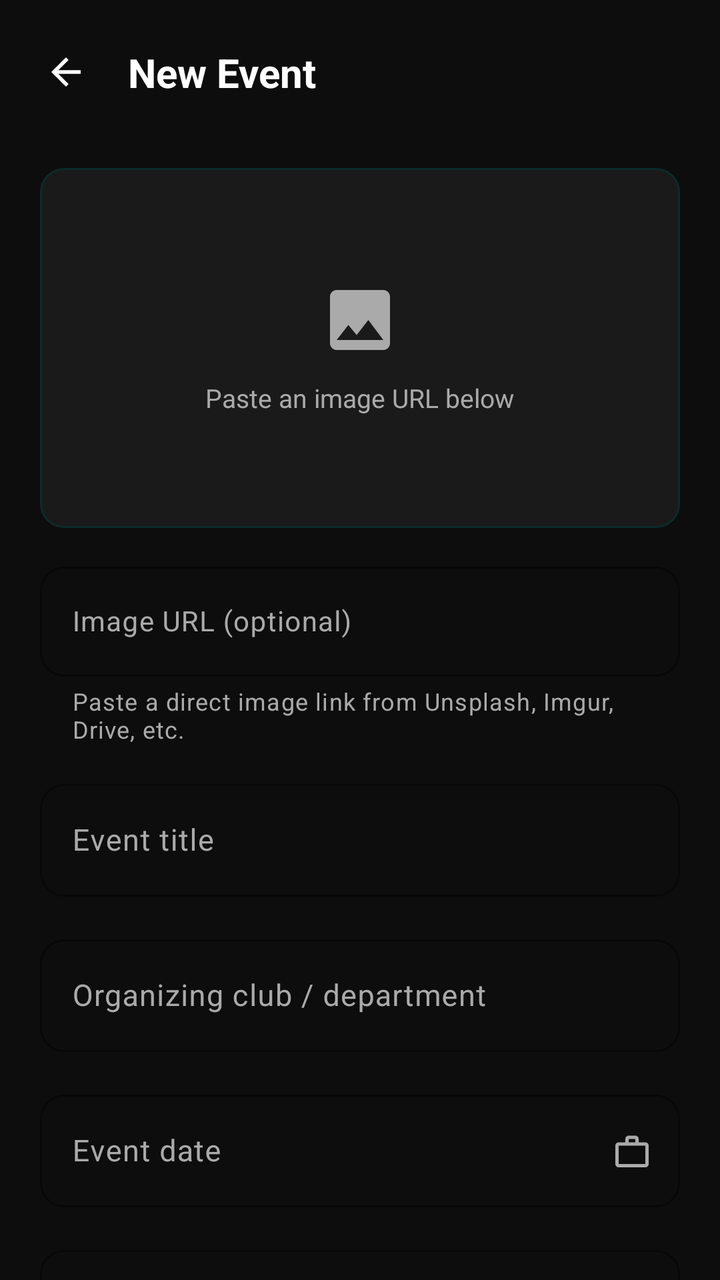
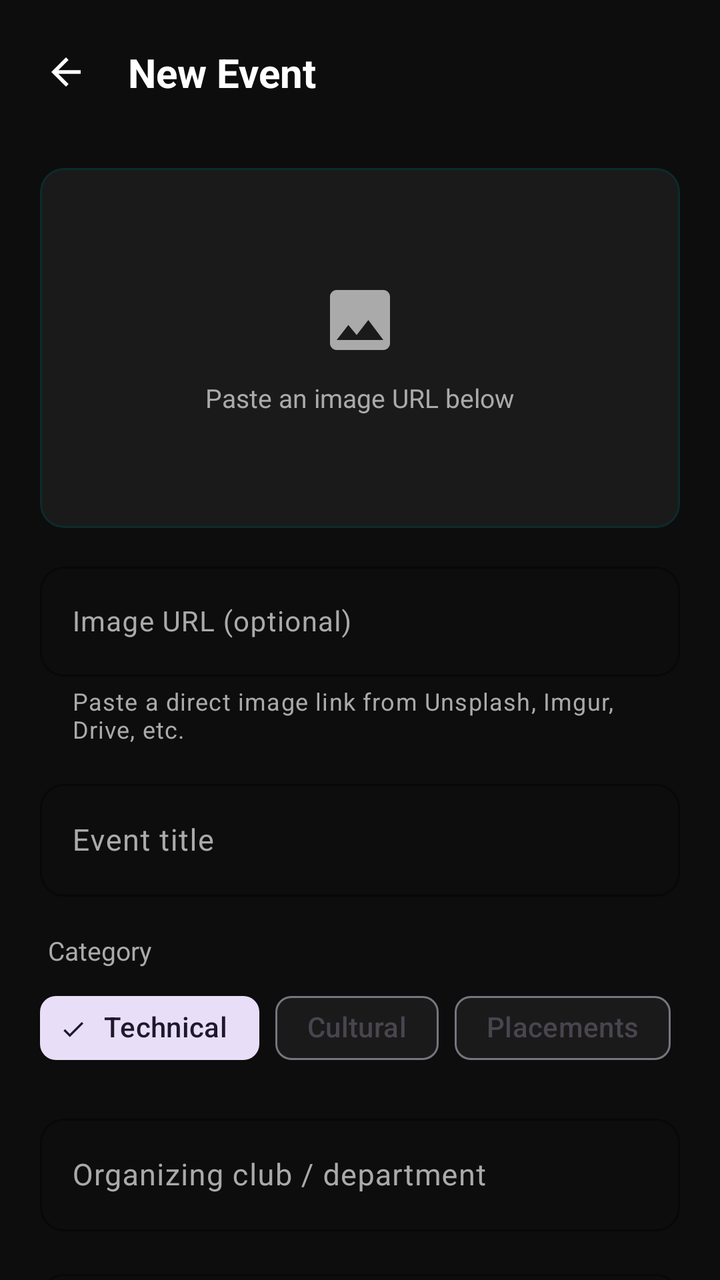

Before-and-after screenshots of an Android layout around one commit, followed by the original layout XML and the change that was made.
<!-- AndroidManifest.xml: application theme Theme.CCCampusConnect -->
<!-- res/layout/activity_add_event.xml -->
<?xml version="1.0" encoding="utf-8"?>
<androidx.core.widget.NestedScrollView
    xmlns:android="http://schemas.android.com/apk/res/android"
    xmlns:app="http://schemas.android.com/apk/res-auto"
    android:layout_width="match_parent"
    android:layout_height="match_parent"
    android:background="@color/bg_dark"
    android:fillViewport="true"
    android:scrollbars="none">

    <androidx.constraintlayout.widget.ConstraintLayout
        android:layout_width="match_parent"
        android:layout_height="wrap_content">

        
        <androidx.constraintlayout.widget.ConstraintLayout
            android:id="@+id/topBar"
            android:layout_width="match_parent"
            android:layout_height="wrap_content"
            android:paddingStart="8dp"
            android:paddingEnd="20dp"
            android:paddingTop="12dp"
            android:paddingBottom="12dp"
            app:layout_constraintTop_toTopOf="parent">

            <com.google.android.material.button.MaterialButton
                android:id="@+id/btnBack"
                style="@style/Widget.Material3.Button.IconButton"
                android:layout_width="48dp"
                android:layout_height="48dp"
                android:insetTop="0dp"
                android:insetBottom="0dp"
                app:icon="@drawable/ic_arrow_back"
                app:iconSize="22dp"
                app:iconTint="@color/text_primary"
                app:rippleColor="#33FFFFFF"
                app:layout_constraintStart_toStartOf="parent"
                app:layout_constraintTop_toTopOf="parent"
                app:layout_constraintBottom_toBottomOf="parent" />

            <TextView
                android:id="@+id/tvTitle"
                android:layout_width="wrap_content"
                android:layout_height="wrap_content"
                android:layout_marginStart="8dp"
                android:text="New Event"
                android:textColor="@color/text_primary"
                android:textSize="20sp"
                android:textStyle="bold"
                app:layout_constraintStart_toEndOf="@id/btnBack"
                app:layout_constraintTop_toTopOf="parent"
                app:layout_constraintBottom_toBottomOf="parent" />
        </androidx.constraintlayout.widget.ConstraintLayout>

        
        <com.google.android.material.card.MaterialCardView
            android:id="@+id/cardImagePreview"
            android:layout_width="match_parent"
            android:layout_height="180dp"
            android:layout_marginStart="20dp"
            android:layout_marginEnd="20dp"
            android:layout_marginTop="12dp"
            app:cardBackgroundColor="@color/bg_card"
            app:cardCornerRadius="12dp"
            app:cardElevation="0dp"
            app:strokeColor="@color/bg_card_news"
            app:strokeWidth="1dp"
            app:layout_constraintTop_toBottomOf="@id/topBar">

            <FrameLayout
                android:layout_width="match_parent"
                android:layout_height="match_parent">

                <ImageView
                    android:id="@+id/ivCover"
                    android:layout_width="match_parent"
                    android:layout_height="match_parent"
                    android:contentDescription="Cover image preview"
                    android:scaleType="centerCrop"
                    android:visibility="gone" />

                <LinearLayout
                    android:id="@+id/placeholderLayout"
                    android:layout_width="match_parent"
                    android:layout_height="match_parent"
                    android:gravity="center"
                    android:orientation="vertical">

                    <ImageView
                        android:layout_width="40dp"
                        android:layout_height="40dp"
                        android:contentDescription="No image"
                        android:src="@drawable/ic_image_placeholder"
                        app:tint="@color/text_secondary" />

                    <TextView
                        android:layout_width="wrap_content"
                        android:layout_height="wrap_content"
                        android:layout_marginTop="10dp"
                        android:text="Paste an image URL below"
                        android:textColor="@color/text_secondary"
                        android:textSize="13sp" />
                </LinearLayout>
            </FrameLayout>
        </com.google.android.material.card.MaterialCardView>

        
        <com.google.android.material.textfield.TextInputLayout
            android:id="@+id/tilImageUrl"
            style="@style/Widget.Material3.TextInputLayout.OutlinedBox"
            android:layout_width="match_parent"
            android:layout_height="wrap_content"
            android:layout_marginStart="20dp"
            android:layout_marginEnd="20dp"
            android:layout_marginTop="14dp"
            android:hint="Image URL (optional)"
            android:textColorHint="@color/text_secondary"
            app:boxCornerRadiusBottomEnd="12dp"
            app:boxCornerRadiusBottomStart="12dp"
            app:boxCornerRadiusTopEnd="12dp"
            app:boxCornerRadiusTopStart="12dp"
            app:boxStrokeColor="@color/accent_teal"
            app:boxStrokeWidth="1dp"
            app:boxStrokeWidthFocused="2dp"
            app:helperText="Paste a direct image link from Unsplash, Imgur, Drive, etc."
            app:helperTextTextColor="@color/text_secondary"
            app:hintTextColor="@color/accent_teal"
            app:layout_constraintTop_toBottomOf="@id/cardImagePreview">

            <com.google.android.material.textfield.TextInputEditText
                android:id="@+id/etImageUrl"
                android:layout_width="match_parent"
                android:layout_height="wrap_content"
                android:inputType="textUri"
                android:paddingTop="18dp"
                android:paddingBottom="18dp"
                android:textColor="@color/text_primary"
                android:textSize="14sp" />
        </com.google.android.material.textfield.TextInputLayout>

        
        <com.google.android.material.textfield.TextInputLayout
            android:id="@+id/tilTitle"
            style="@style/Widget.Material3.TextInputLayout.OutlinedBox"
            android:layout_width="match_parent"
            android:layout_height="wrap_content"
            android:layout_marginStart="20dp"
            android:layout_marginEnd="20dp"
            android:layout_marginTop="14dp"
            android:hint="Event title"
            android:textColorHint="@color/text_secondary"
            app:boxCornerRadiusBottomEnd="12dp"
            app:boxCornerRadiusBottomStart="12dp"
            app:boxCornerRadiusTopEnd="12dp"
            app:boxCornerRadiusTopStart="12dp"
            app:boxStrokeColor="@color/accent_teal"
            app:boxStrokeWidth="1dp"
            app:boxStrokeWidthFocused="2dp"
            app:hintTextColor="@color/accent_teal"
            app:layout_constraintTop_toBottomOf="@id/tilImageUrl">

            <com.google.android.material.textfield.TextInputEditText
                android:id="@+id/etTitle"
                android:layout_width="match_parent"
                android:layout_height="wrap_content"
                android:inputType="textCapWords"
                android:paddingTop="18dp"
                android:paddingBottom="18dp"
                android:textColor="@color/text_primary"
                android:textSize="15sp" />
        </com.google.android.material.textfield.TextInputLayout>

        
        <com.google.android.material.textfield.TextInputLayout
            android:id="@+id/tilOrganizer"
            style="@style/Widget.Material3.TextInputLayout.OutlinedBox"
            android:layout_width="match_parent"
            android:layout_height="wrap_content"
            android:layout_marginStart="20dp"
            android:layout_marginEnd="20dp"
            android:layout_marginTop="16dp"
            android:hint="Organizing club / department"
            android:textColorHint="@color/text_secondary"
            app:boxCornerRadiusBottomEnd="12dp"
            app:boxCornerRadiusBottomStart="12dp"
            app:boxCornerRadiusTopEnd="12dp"
            app:boxCornerRadiusTopStart="12dp"
            app:boxStrokeColor="@color/accent_teal"
            app:boxStrokeWidth="1dp"
            app:boxStrokeWidthFocused="2dp"
            app:hintTextColor="@color/accent_teal"
            app:layout_constraintTop_toBottomOf="@id/tilTitle">

            <com.google.android.material.textfield.TextInputEditText
                android:id="@+id/etOrganizer"
                android:layout_width="match_parent"
                android:layout_height="wrap_content"
                android:inputType="textCapWords"
                android:paddingTop="18dp"
                android:paddingBottom="18dp"
                android:textColor="@color/text_primary"
                android:textSize="15sp" />
        </com.google.android.material.textfield.TextInputLayout>

        
        <com.google.android.material.textfield.TextInputLayout
            android:id="@+id/tilDate"
            style="@style/Widget.Material3.TextInputLayout.OutlinedBox"
            android:layout_width="match_parent"
            android:layout_height="wrap_content"
            android:layout_marginStart="20dp"
            android:layout_marginEnd="20dp"
            android:layout_marginTop="16dp"
            android:hint="Event date"
            android:textColorHint="@color/text_secondary"
            app:boxCornerRadiusBottomEnd="12dp"
            app:boxCornerRadiusBottomStart="12dp"
            app:boxCornerRadiusTopEnd="12dp"
            app:boxCornerRadiusTopStart="12dp"
            app:boxStrokeColor="@color/accent_teal"
            app:boxStrokeWidth="1dp"
            app:boxStrokeWidthFocused="2dp"
            app:endIconDrawable="@drawable/ic_calendar"
            app:endIconMode="custom"
            app:endIconTint="@color/text_secondary"
            app:hintTextColor="@color/accent_teal"
            app:layout_constraintTop_toBottomOf="@id/tilOrganizer">

            <com.google.android.material.textfield.TextInputEditText
                android:id="@+id/etDate"
                android:layout_width="match_parent"
                android:layout_height="wrap_content"
                android:clickable="true"
                android:cursorVisible="false"
                android:focusable="false"
                android:longClickable="false"
                android:paddingTop="18dp"
                android:paddingBottom="18dp"
                android:textColor="@color/text_primary"
                android:textSize="15sp" />
        </com.google.android.material.textfield.TextInputLayout>

        
        <com.google.android.material.textfield.TextInputLayout
            android:id="@+id/tilLocation"
            style="@style/Widget.Material3.TextInputLayout.OutlinedBox"
            android:layout_width="match_parent"
            android:layout_height="wrap_content"
            android:layout_marginStart="20dp"
            android:layout_marginEnd="20dp"
            android:layout_marginTop="16dp"
            android:hint="Location / venue"
            android:textColorHint="@color/text_secondary"
            app:boxCornerRadiusBottomEnd="12dp"
            app:boxCornerRadiusBottomStart="12dp"
            app:boxCornerRadiusTopEnd="12dp"
            app:boxCornerRadiusTopStart="12dp"
            app:boxStrokeColor="@color/accent_teal"
            app:boxStrokeWidth="1dp"
            app:boxStrokeWidthFocused="2dp"
            app:hintTextColor="@color/accent_teal"
            app:startIconDrawable="@drawable/ic_location_pin"
            app:startIconTint="@color/text_secondary"
            app:layout_constraintTop_toBottomOf="@id/tilDate">

            <com.google.android.material.textfield.TextInputEditText
                android:id="@+id/etLocation"
                android:layout_width="match_parent"
                android:layout_height="wrap_content"
                android:inputType="textCapWords"
                android:paddingTop="18dp"
                android:paddingBottom="18dp"
                android:textColor="@color/text_primary"
                android:textSize="15sp" />
        </com.google.android.material.textfield.TextInputLayout>

        
        <com.google.android.material.textfield.TextInputLayout
            android:id="@+id/tilPrice"
            style="@style/Widget.Material3.TextInputLayout.OutlinedBox"
            android:layout_width="match_parent"
            android:layout_height="wrap_content"
            android:layout_marginStart="20dp"
            android:layout_marginEnd="20dp"
            android:layout_marginTop="16dp"
            android:hint="Price (leave blank for free)"
            android:textColorHint="@color/text_secondary"
            app:boxCornerRadiusBottomEnd="12dp"
            app:boxCornerRadiusBottomStart="12dp"
            app:boxCornerRadiusTopEnd="12dp"
            app:boxCornerRadiusTopStart="12dp"
            app:boxStrokeColor="@color/accent_teal"
            app:boxStrokeWidth="1dp"
            app:boxStrokeWidthFocused="2dp"
            app:helperText="e.g. ₹500 or Rs.150"
            app:helperTextTextColor="@color/text_secondary"
            app:hintTextColor="@color/accent_teal"
            app:layout_constraintTop_toBottomOf="@id/tilLocation">

            <com.google.android.material.textfield.TextInputEditText
                android:id="@+id/etPrice"
                android:layout_width="match_parent"
                android:layout_height="wrap_content"
                android:paddingTop="18dp"
                android:paddingBottom="18dp"
                android:textColor="@color/text_primary"
                android:textSize="15sp" />
        </com.google.android.material.textfield.TextInputLayout>
        <com.google.android.material.textfield.TextInputLayout
            android:id="@+id/tilInstagram"
            style="@style/Widget.Material3.TextInputLayout.OutlinedBox"
            android:layout_width="match_parent"
            android:layout_height="wrap_content"
            android:layout_marginStart="20dp"
            android:layout_marginEnd="20dp"
            android:layout_marginTop="16dp"
            android:hint="Instagram URL (optional)"
            android:textColorHint="@color/text_secondary"
            app:boxCornerRadiusBottomEnd="12dp"
            app:boxCornerRadiusBottomStart="12dp"
            app:boxCornerRadiusTopEnd="12dp"
            app:boxCornerRadiusTopStart="12dp"
            app:boxStrokeColor="@color/accent_teal"
            app:boxStrokeWidth="1dp"
            app:boxStrokeWidthFocused="2dp"
            app:helperText="e.g. https://instagram.com/yourclub"
            app:helperTextTextColor="@color/text_secondary"
            app:hintTextColor="@color/accent_teal"
            app:startIconDrawable="@drawable/ic_instagram"
            app:startIconTint="@color/text_secondary"
            app:layout_constraintTop_toBottomOf="@id/tilPrice">

            <com.google.android.material.textfield.TextInputEditText
                android:id="@+id/etInstagram"
                android:layout_width="match_parent"
                android:layout_height="wrap_content"
                android:inputType="textUri"
                android:paddingTop="18dp"
                android:paddingBottom="18dp"
                android:textColor="@color/text_primary"
                android:textSize="14sp" />
        </com.google.android.material.textfield.TextInputLayout>
        
        <com.google.android.material.button.MaterialButton
            android:id="@+id/btnSubmit"
            android:layout_width="0dp"
            android:layout_height="56dp"
            android:layout_marginStart="20dp"
            android:layout_marginEnd="20dp"
            android:layout_marginTop="28dp"
            android:layout_marginBottom="32dp"
            android:letterSpacing="0.1"
            android:text="CREATE EVENT"
            android:textColor="@color/bg_dark"
            android:textSize="14sp"
            android:textStyle="bold"
            app:backgroundTint="@color/accent_teal"
            app:cornerRadius="8dp"
            app:elevation="3dp"
            app:rippleColor="#33000000"
            app:layout_constraintTop_toBottomOf="@id/tilInstagram"

            app:layout_constraintStart_toStartOf="parent"
            app:layout_constraintEnd_toEndOf="parent"
            app:layout_constraintBottom_toBottomOf="parent" />

    </androidx.constraintlayout.widget.ConstraintLayout>
</androidx.core.widget.NestedScrollView>
<!-- resources referenced by this layout -->
<resources>
  <color name="accent_teal">#2DD4BF</color>
  <color name="bg_card">#1A1A1A</color>
  <color name="bg_card_news">#0D2B2B</color>
  <color name="bg_dark">#0D0D0D</color>
  <color name="text_primary">#FFFFFF</color>
  <color name="text_secondary">#AAAAAA</color>
  <!-- drawable ic_arrow_back (drawable) -->
  <vector xmlns:android="http://schemas.android.com/apk/res/android"
      android:width="24dp"
      android:height="24dp"
      android:viewportWidth="24"
      android:viewportHeight="24">
      <path
          android:fillColor="#FFFFFF"
          android:pathData="M20,11H7.83l5.59,-5.59L12,4l-8,8 8,8 1.41,-1.41L7.83,13H20v-2z" />
  </vector>
  <!-- drawable ic_calendar (drawable) -->
  <vector xmlns:android="http://schemas.android.com/apk/res/android"
      android:width="20dp"
      android:height="20dp"
      android:viewportWidth="24"
      android:viewportHeight="24">
      <path
          android:fillColor="#FFFFFF"
          android:pathData="M20,7h-4V5c0,-1.1 -0.9,-2 -2,-2h-4C8.9,3 8,3.9 8,5v2H4C2.9,7 2,7.9 2,9v11c0,1.1 0.9,2 2,2h16c1.1,0 2,-0.9 2,-2V9C22,7.9 21.1,7 20,7zM10,5h4v2h-4V5zM20,20H4V9h16V20z" />
  </vector>
  <!-- drawable ic_image_placeholder (drawable) -->
  <vector xmlns:android="http://schemas.android.com/apk/res/android"
      android:width="48dp"
      android:height="48dp"
      android:viewportWidth="24"
      android:viewportHeight="24">
      <path
          android:fillColor="#444444"
          android:pathData="M21,19V5c0,-1.1 -0.9,-2 -2,-2H5C3.9,3 3,3.9 3,5v14c0,1.1 0.9,2 2,2h14C20.1,21 21,20.1 21,19zM8.5,13.5l2.5,3.01L14.5,12l4.5,6H5L8.5,13.5z" />
  </vector>
  <!-- drawable ic_instagram: vector/xml drawable (drawable, 2010 chars, omitted) -->
  <!-- drawable ic_location_pin (drawable) -->
  <vector xmlns:android="http://schemas.android.com/apk/res/android"
      android:width="16dp"
      android:height="16dp"
      android:viewportWidth="24"
      android:viewportHeight="24">
      <path
          android:fillColor="#AAAAAA"
          android:pathData="M12,2C8.13,2 5,5.13 5,9c0,5.25 7,13 7,13s7,-7.75 7,-13C19,5.13 15.87,2 12,2zM12,11.5c-1.38,0 -2.5,-1.12 -2.5,-2.5s1.12,-2.5 2.5,-2.5 2.5,1.12 2.5,2.5 -1.12,2.5 -2.5,2.5z" />
  </vector>
  <style name="Theme.CCCampusConnect" parent="Theme.Material3.DayNight.NoActionBar">
          <item name="colorPrimary">@color/accent_teal</item>
          <item name="colorOnPrimary">@color/bg_dark</item>
          <item name="colorSecondary">@color/accent_teal</item>
          <item name="colorSurface">@color/bg_card</item>
          <item name="colorOnSurface">@color/text_primary</item>
  
          <item name="android:windowBackground">@color/bg_dark</item>
          <item name="android:statusBarColor">@color/bg_dark</item>
          <item name="android:navigationBarColor">@color/bg_dark</item>
          <item name="android:windowLightStatusBar">false</item>
  
          
          <item name="android:textColorPrimary">@color/text_primary</item>
          <item name="android:textColorSecondary">@color/text_secondary</item>
      </style>
</resources>

<!-- the commit's change to res/layout/activity_add_event.xml (unified diff, before → after) -->
@@ -171,6 +171,68 @@
         </com.google.android.material.textfield.TextInputLayout>
 
         
+        <TextView
+            android:id="@+id/tvCategoryLabel"
+            android:layout_width="wrap_content"
+            android:layout_height="wrap_content"
+            android:layout_marginStart="24dp"
+            android:layout_marginTop="18dp"
+            android:text="Category"
+            android:textColor="@color/text_secondary"
+            android:textSize="13sp"
+            app:layout_constraintStart_toStartOf="parent"
+            app:layout_constraintTop_toBottomOf="@id/tilTitle" />
+
+        <HorizontalScrollView
+            android:id="@+id/categoryScroll"
+            android:layout_width="match_parent"
+            android:layout_height="wrap_content"
+            android:layout_marginTop="6dp"
+            android:paddingStart="20dp"
+            android:paddingEnd="20dp"
+            android:scrollbars="none"
+            app:layout_constraintTop_toBottomOf="@id/tvCategoryLabel">
+
+            <com.google.android.material.chip.ChipGroup
+                android:id="@+id/chipGroupCategory"
+                android:layout_width="wrap_content"
+                android:layout_height="wrap_content"
+                app:singleLine="true"
+                app:singleSelection="true"
+                app:selectionRequired="true">
+
+                <com.google.android.material.chip.Chip
+                    android:id="@+id/chipCatTechnical"
+                    style="@style/Widget.Material3.Chip.Filter"
+                    android:layout_width="wrap_content"
+                    android:layout_height="wrap_content"
+                    android:checked="true"
+                    android:text="Technical" />
+
+                <com.google.android.material.chip.Chip
+                    android:id="@+id/chipCatCultural"
+                    style="@style/Widget.Material3.Chip.Filter"
+                    android:layout_width="wrap_content"
+                    android:layout_height="wrap_content"
+                    android:text="Cultural" />
+
+                <com.google.android.material.chip.Chip
+                    android:id="@+id/chipCatPlacements"
+                    style="@style/Widget.Material3.Chip.Filter"
+                    android:layout_width="wrap_content"
+                    android:layout_height="wrap_content"
+                    android:text="Placements" />
+
+                <com.google.android.material.chip.Chip
+                    android:id="@+id/chipCatOther"
+                    style="@style/Widget.Material3.Chip.Filter"
+                    android:layout_width="wrap_content"
+                    android:layout_height="wrap_content"
+                    android:text="Other" />
+            </com.google.android.material.chip.ChipGroup>
+        </HorizontalScrollView>
+
+        
         <com.google.android.material.textfield.TextInputLayout
             android:id="@+id/tilOrganizer"
             style="@style/Widget.Material3.TextInputLayout.OutlinedBox"
@@ -189,7 +251,7 @@
             app:boxStrokeWidth="1dp"
             app:boxStrokeWidthFocused="2dp"
             app:hintTextColor="@color/accent_teal"
-            app:layout_constraintTop_toBottomOf="@id/tilTitle">
+            app:layout_constraintTop_toBottomOf="@id/categoryScroll">
 
             <com.google.android.material.textfield.TextInputEditText
                 android:id="@+id/etOrganizer"
